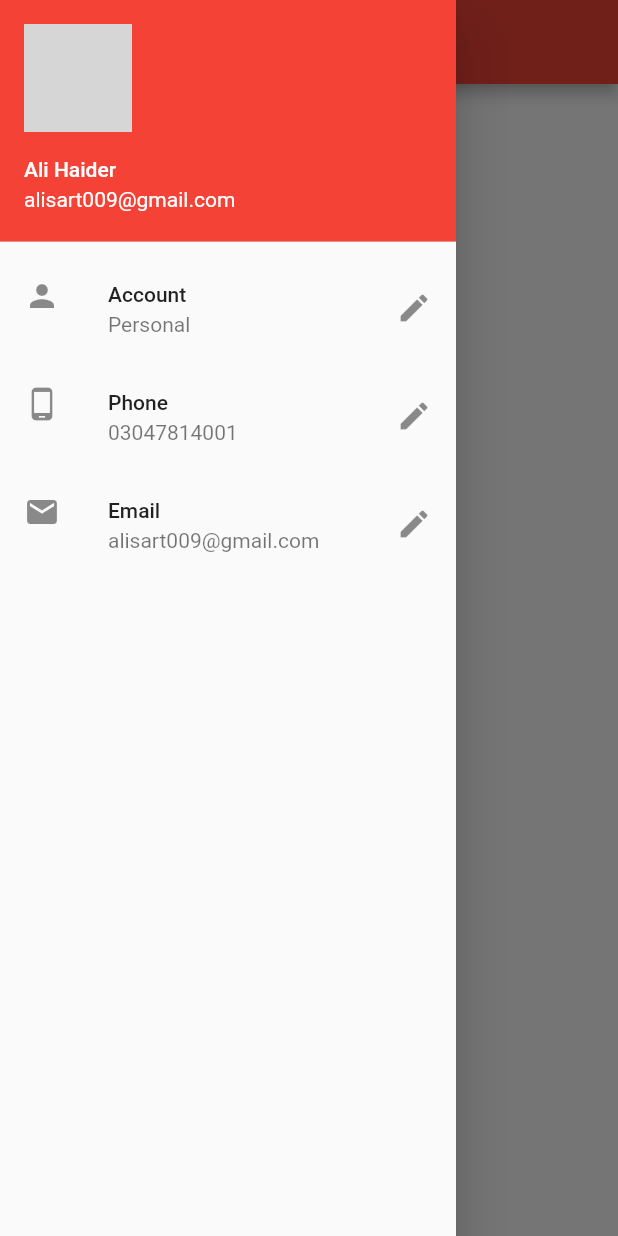
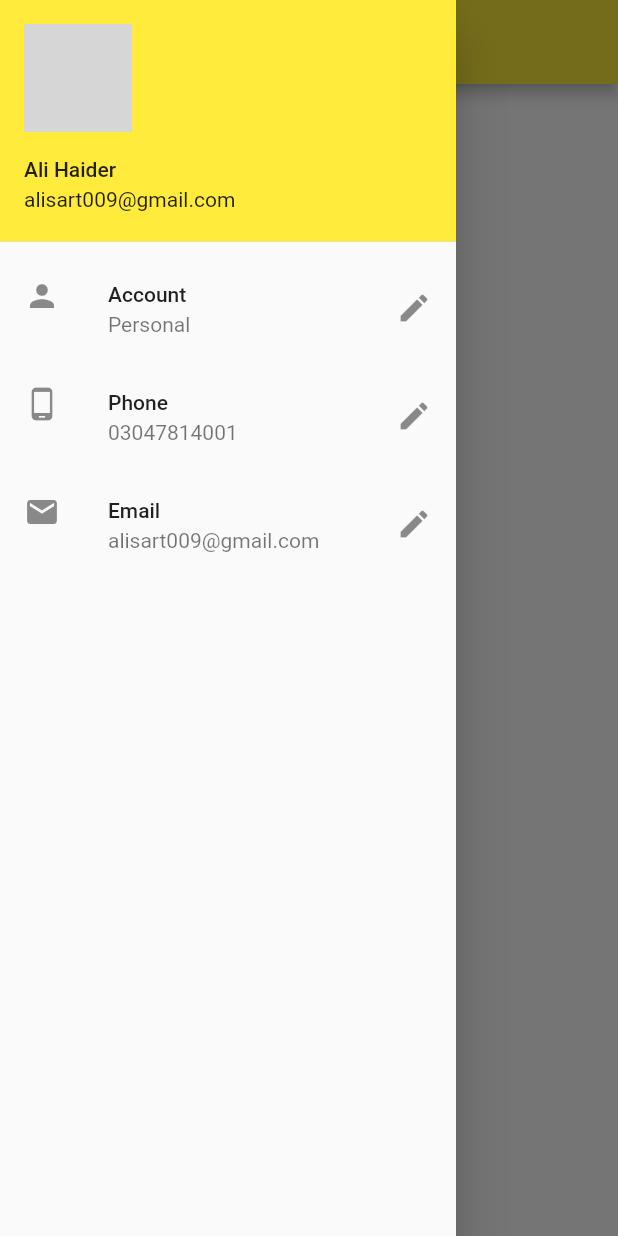
Before and after one commit to alihaider054/fa17_bse_054, a Flutter app: the screen it shows after launch, with the side drawer open, on a phone screen of 412 x 824 dp. Run offline on Flutter 3.47's test engine with Material 2 defaults, Android fonts, the phone set to English and light mode, and no system bars; grey boxes are pictures that could not be loaded.

```diff
--- a/lib/main.dart
+++ b/lib/main.dart
@@ -11,7 +11,7 @@ class Home extends StatelessWidget {
       title: 'Dice App',
       home: HomePage(),
       theme: ThemeData(
-          primarySwatch: Colors.red
+          primarySwatch: Colors.yellow
       ),
 
     );
```
